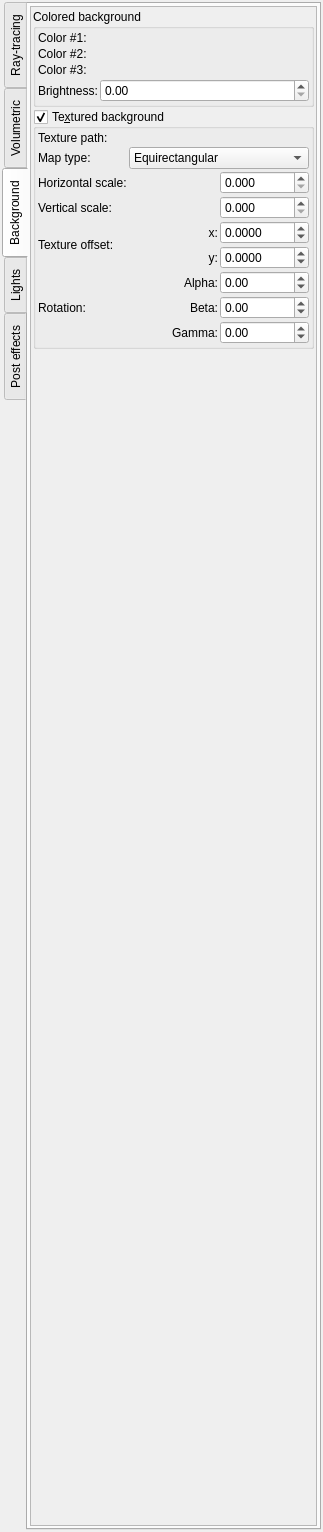
The window that mandelbulber2/qt/dock_effects.ui (buddhi1980/mandelbulber2) describes before a commit, drawn with Qt 5.
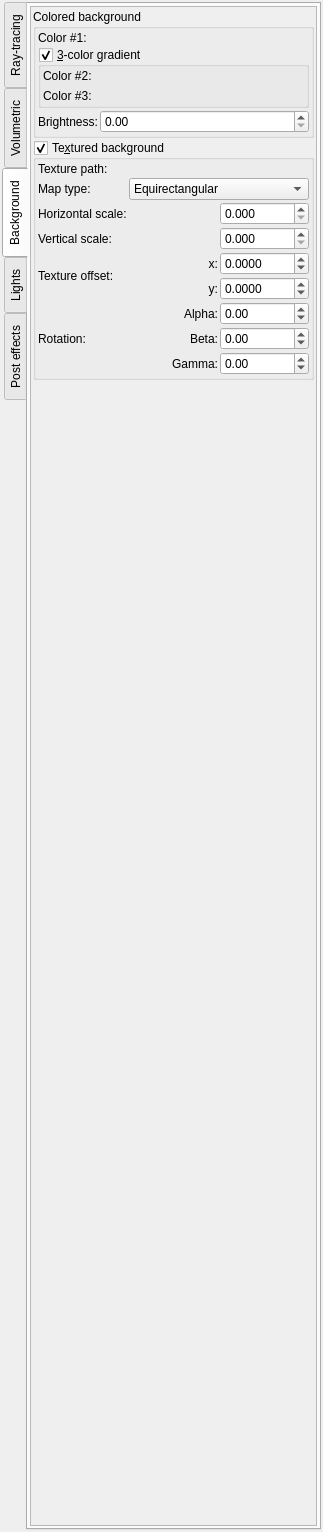
The same window after the commit. The open tabs and pages were chosen to show the change. Icons and pictures are not drawn. Custom widgets are drawn as their Qt base class.

Commit message: Added mode for 1-color background Updated OpenCL and fractal UI files (run populate... scripts) Corrected OpecCL compute fractal to work without aux.oldHbridFactor

Patch:
```diff
--- a/mandelbulber2/qt/dock_effects.ui
+++ b/mandelbulber2/qt/dock_effects.ui
@@ -1687,23 +1687,6 @@
                 <property name="spacing">
                  <number>2</number>
                 </property>
-                <item row="2" column="0">
-                 <widget class="QLabel" name="label_59">
-                  <property name="text">
-                   <string>Color #3:</string>
-                  </property>
-                 </widget>
-                </item>
-                <item row="2" column="1">
-                 <widget class="MyColorButton" name="colorButton_background_color_3" native="true">
-                  <property name="toolTip">
-                   <string>&lt;html&gt;&lt;head/&gt;&lt;body&gt;&lt;p&gt;Color of background at nadir&lt;/p&gt;&lt;/body&gt;&lt;/html&gt;</string>
-                  </property>
-                  <property name="text" stdset="0">
-                   <string>PushButton</string>
-                  </property>
-                 </widget>
-                </item>
                 <item row="0" column="1">
                  <widget class="MyColorButton" name="colorButton_background_color_1" native="true">
                   <property name="toolTip">
@@ -1714,8 +1697,43 @@
                   </property>
                  </widget>
                 </item>
+                <item row="0" column="0">
+                 <widget class="QLabel" name="label_57">
+                  <property name="text">
+                   <string>Color #1:</string>
+                  </property>
+                 </widget>
+                </item>
+               </layout>
+              </item>
+              <item>
+               <widget class="MyGroupBox" name="groupCheck_background_3_colors_enable">
+                <property name="toolTip">
+                 <string>Enables colored gradient on background. When disabled only color #1 is used.</string>
+                </property>
+                <property name="title">
+                 <string>&amp;3-color gradient</string>
+                </property>
+                <property name="checkable">
+                 <bool>true</bool>
+                </property>
+                <layout class="QVBoxLayout" name="verticalLayout_4">
+                 <property name="leftMargin">
+                  <number>2</number>
+                 </property>
+                 <property name="topMargin">
+                  <number>2</number>
+                 </property>
+                 <property name="rightMargin">
+                  <number>2</number>
+                 </property>
+                 <property name="bottomMargin">
+                  <number>2</number>
+                 </property>
+                 <item>
+                  <layout class="QGridLayout" name="gridLayout_3">
                 <item row="1" column="1">
-                 <widget class="MyColorButton" name="colorButton_background_color_2" native="true">
+                    <widget class="MyColorButton" name="colorButton_background_color_3" native="true">
                   <property name="toolTip">
                    <string>&lt;html&gt;&lt;head/&gt;&lt;body&gt;&lt;p&gt;Color of background at horizon&lt;/p&gt;&lt;/body&gt;&lt;/html&gt;</string>
                   </property>
@@ -1724,21 +1742,38 @@
                   </property>
                  </widget>
                 </item>
-                <item row="1" column="0">
+                   <item row="0" column="0">
                  <widget class="QLabel" name="label_58">
                   <property name="text">
                    <string>Color #2:</string>
                   </property>
                  </widget>
                 </item>
-                <item row="0" column="0">
-                 <widget class="QLabel" name="label_57">
+                   <item row="1" column="0">
+                    <widget class="QLabel" name="label_59">
                   <property name="text">
-                   <string>Color #1:</string>
+                      <string>Color #3:</string>
                   </property>
                  </widget>
                 </item>
-                <item row="3" column="0">
+                   <item row="0" column="1">
+                    <widget class="MyColorButton" name="colorButton_background_color_2" native="true">
+                     <property name="toolTip">
+                      <string>&lt;html&gt;&lt;head/&gt;&lt;body&gt;&lt;p&gt;Color of background at horizon&lt;/p&gt;&lt;/body&gt;&lt;/html&gt;</string>
+                     </property>
+                     <property name="text" stdset="0">
+                      <string>PushButton</string>
+                     </property>
+                    </widget>
+                   </item>
+                  </layout>
+                 </item>
+                </layout>
+               </widget>
+              </item>
+              <item>
+               <layout class="QGridLayout" name="gridLayout_7">
+                <item row="0" column="0">
                  <widget class="QLabel" name="label_223">
                   <property name="sizePolicy">
                    <sizepolicy hsizetype="Maximum" vsizetype="Preferred">
@@ -1751,7 +1786,7 @@
                   </property>
                  </widget>
                 </item>
-                <item row="3" column="1">
+                <item row="0" column="1">
                  <widget class="MyDoubleSpinBox" name="spinbox_background_brightness">
                   <property name="sizePolicy">
                    <sizepolicy hsizetype="Minimum" vsizetype="Preferred">
```
Left out of the diff: 2 changed lines with no effect on the pictures. Lines whose indentation alone changed are shown as unchanged. The commit also changes 51 other files.
